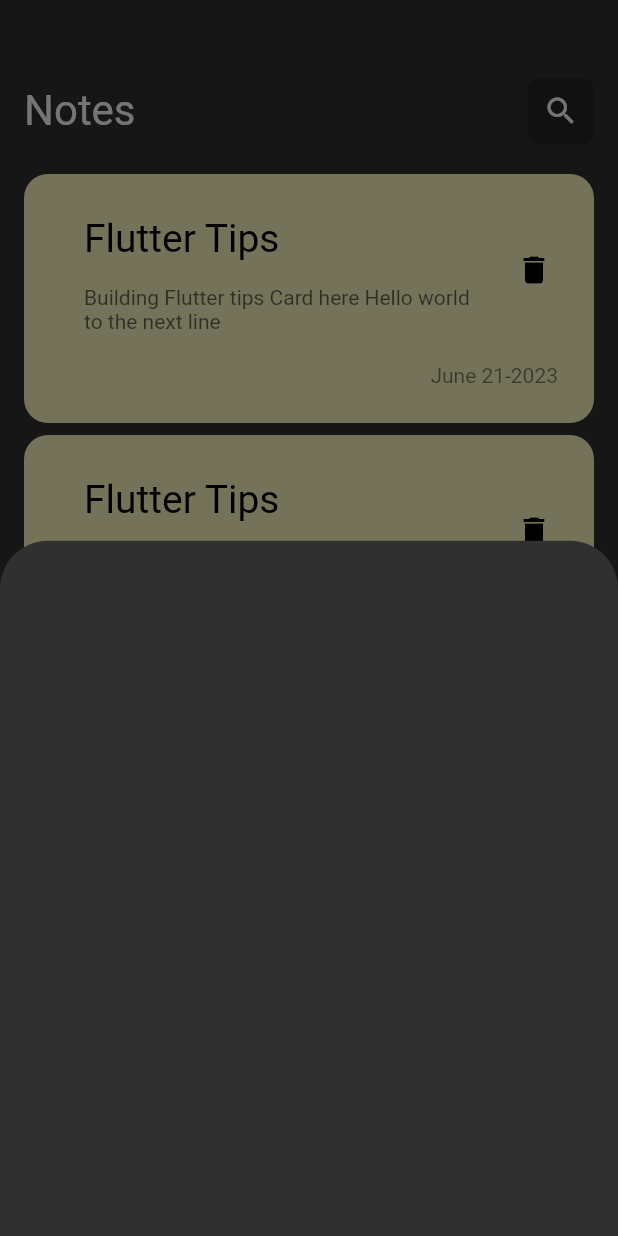
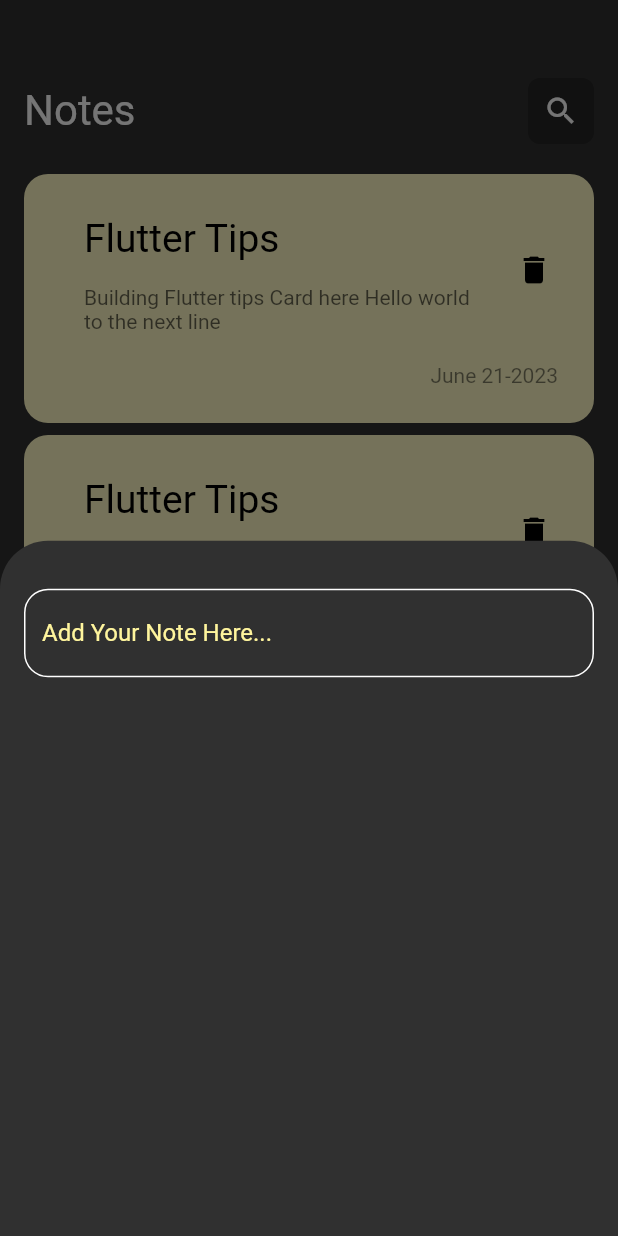
Before and after one commit to Fratiro/note_app, a Flutter app: the screen it shows after launch, after a tap on the "add" icon, on a phone screen of 412 x 824 dp. Run offline on Flutter 3.47's test engine with Material 2 defaults, Android fonts, the phone set to English and light mode, and no system bars.

Commit message:
Create Custom text field

```diff
--- a/lib/widgets/bootom_sheet_naddnote.dart
+++ b/lib/widgets/bootom_sheet_naddnote.dart
@@ -1,10 +1,16 @@
 import 'package:flutter/material.dart';
+import 'package:note_app/widgets/custom_text_field.dart';
 
 class AddNoteBottomSheet extends StatelessWidget {
   const AddNoteBottomSheet({super.key});
 
   @override
   Widget build(BuildContext context) {
-    return Container();
+    return Padding(
+      padding: const EdgeInsets.symmetric(horizontal: 16, vertical: 32),
+      child: Column(
+        children: [CustomTextField()],
+      ),
+    );
   }
 }
--- /dev/null
+++ b/lib/widgets/custom_text_field.dart
@@ -0,0 +1,25 @@
+import 'package:flutter/material.dart';
+
+class CustomTextField extends StatelessWidget {
+  const CustomTextField({super.key});
+
+  @override
+  Widget build(BuildContext context) {
+    return TextField(
+      cursorColor: Colors.yellow.shade200,
+      decoration: InputDecoration(
+          hintText: "Add Your Note Here...",
+          hintStyle: TextStyle(color: Colors.yellow.shade200),
+          border: outlineBoarder(),
+          enabledBorder: outlineBoarder(),
+          focusedBorder: outlineBoarder(boarderColor: Colors.yellow.shade200)),
+    );
+  }
+
+  OutlineInputBorder outlineBoarder({Color? boarderColor}) {
+    return OutlineInputBorder(
+      borderRadius: BorderRadius.circular(16),
+      borderSide: BorderSide(color: boarderColor ?? Colors.white),
+    );
+  }
+}
```
